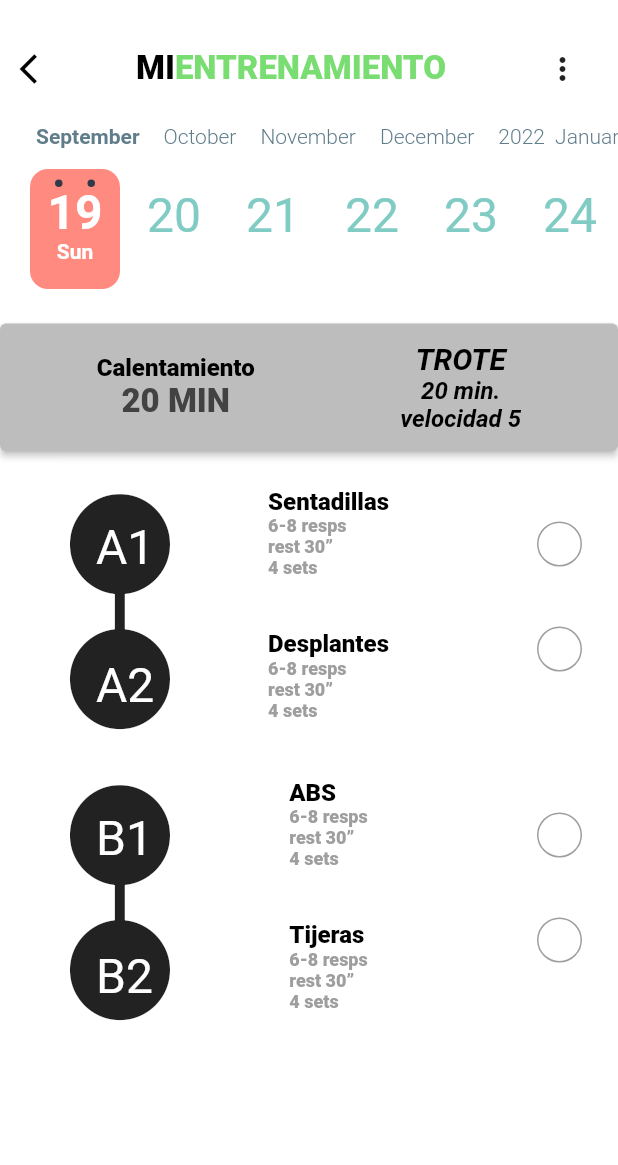
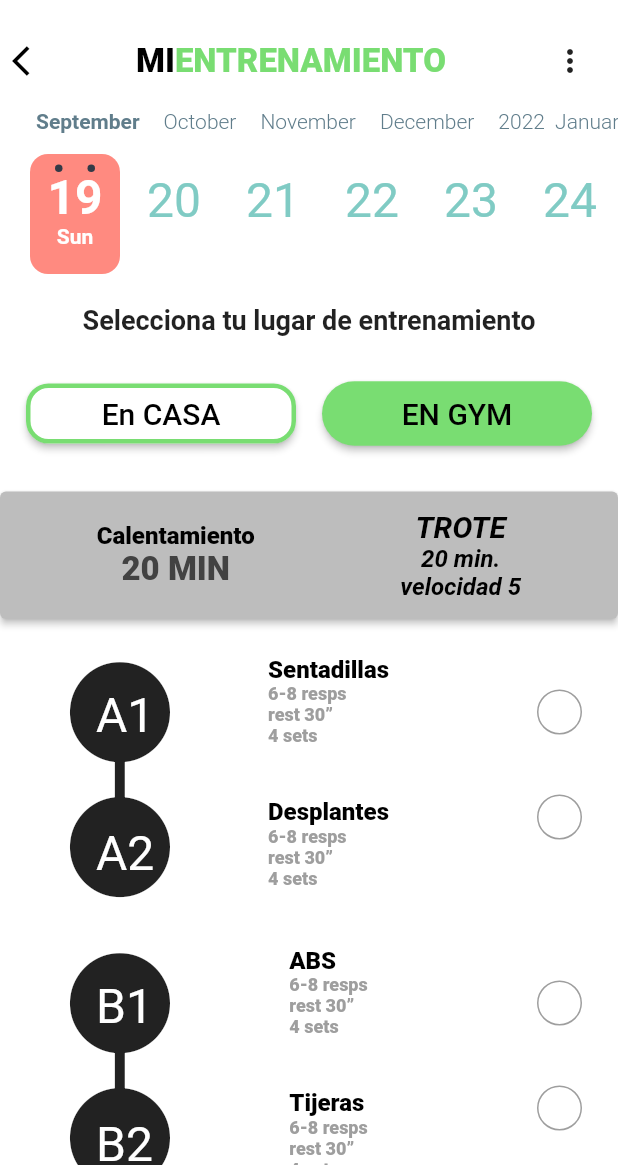
Before and after one commit to satsin06/coach_app, a Flutter app: the Training screen opened directly, on a phone screen of 412 x 824 dp, the part 71-1236 px from its top. Run offline on Flutter 3.47's test engine with Material 2 defaults, Android fonts, the phone set to English and light mode, and no system bars; drawn by our look-alikes of calendar_timeline, roundcheckbox; our stand-ins replace firebase_auth, firebase_core, flutter_switch, material_design_icons_flutter, syncfusion_flutter_datepicker, table_calendar and 2 more; missing offline and left inert: horizontal_picker; accounts and stored records are empty; project files that could hold a hidden picture were left out.

Commit message:
traning page updated

```diff
--- a/lib/Screens/main_screens/training/training.dart
+++ b/lib/Screens/main_screens/training/training.dart
@@ -1,4 +1,6 @@
 import 'package:calendar_timeline/calendar_timeline.dart';
+import 'package:flutter/cupertino.dart';
+import 'package:intl/intl.dart';
 import 'package:coach_app/Screens/main_screens/bottom_bar.dart';
 import 'package:coach_app/Screens/main_screens/home/home_screen.dart';
 import 'package:coach_app/widget/calendar_strip.dart';
@@ -72,7 +74,7 @@ class Training extends StatelessWidget {
           child: Column(
             children: [
               Padding(
-                padding: const EdgeInsets.all(13.0),
+                padding: const EdgeInsets.all(8.0),
                 child: SizedBox(
                   width: MediaQuery.of(context).size.width,
                   child: Row(
@@ -159,7 +161,56 @@ class Training extends StatelessWidget {
                 //locale: 'en_ISO',
               ),
               SizedBox(
-                height: 23,
+                height: 20,
+              ),
+              Text('Selecciona tu lugar de entrenamiento', style: TextStyle(fontWeight: FontWeight.bold, fontSize: 18),),
+              Padding(
+                padding: const EdgeInsets.symmetric(vertical: 28.0),
+                child: Row(
+                  mainAxisAlignment: MainAxisAlignment.spaceEvenly,
+                  children: [
+                    ElevatedButton(
+                      onPressed: () {
+
+                      },
+                      child: Text(
+                        "En CASA",
+                        style: TextStyle(
+                          color: Colors.black,
+                          fontSize: 20,
+                        ),
+                      ),
+                      style: ElevatedButton.styleFrom(
+                        minimumSize: Size(180, 40),
+                          primary: Colors.white,
+                          shape: RoundedRectangleBorder(
+                              borderRadius: BorderRadius.circular(15)),
+                          side: BorderSide(
+                            color: Color(0xff79dd72),
+                            width: 3,
+                          )),
+                    ),
+                    ElevatedButton(
+                      onPressed: () {},
+                      child: Text(
+                        "EN GYM",
+                        style: TextStyle(
+                          color: Colors.black,
+                          fontSize: 20,
+                        ),
+                      ),
+                      style: ElevatedButton.styleFrom(
+                        minimumSize: Size(180, 40),
+                        primary: Color(0xff79dd72),
+                        shape: new RoundedRectangleBorder(
+                          borderRadius: new BorderRadius.circular(30.0),
+                        ),
+                        padding: EdgeInsets.symmetric(
+                            horizontal: 50, vertical: 10),
+                      ),
+                    ),
+                  ],
+                ),
               ),
               SizedBox(
                 width: MediaQuery.of(context).size.width,
```
